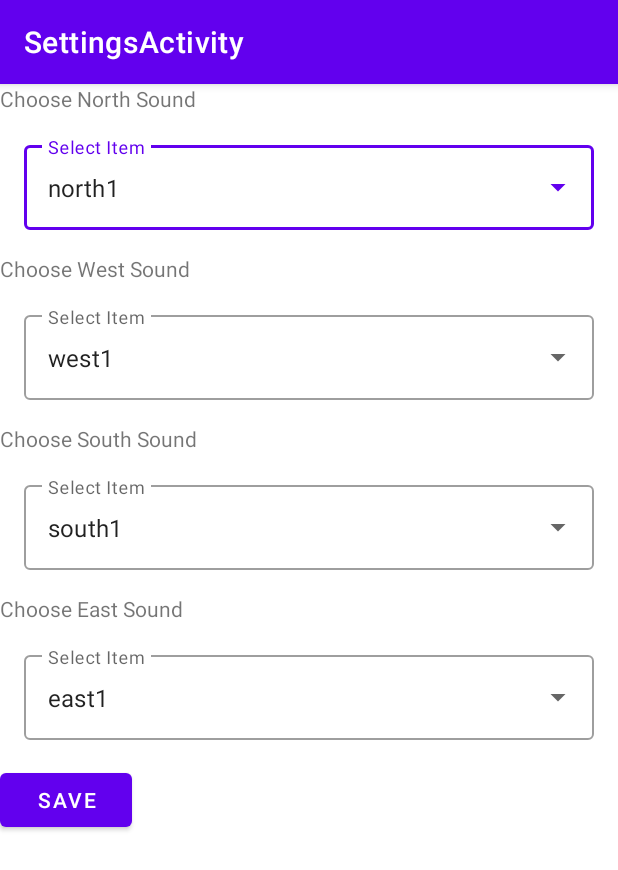
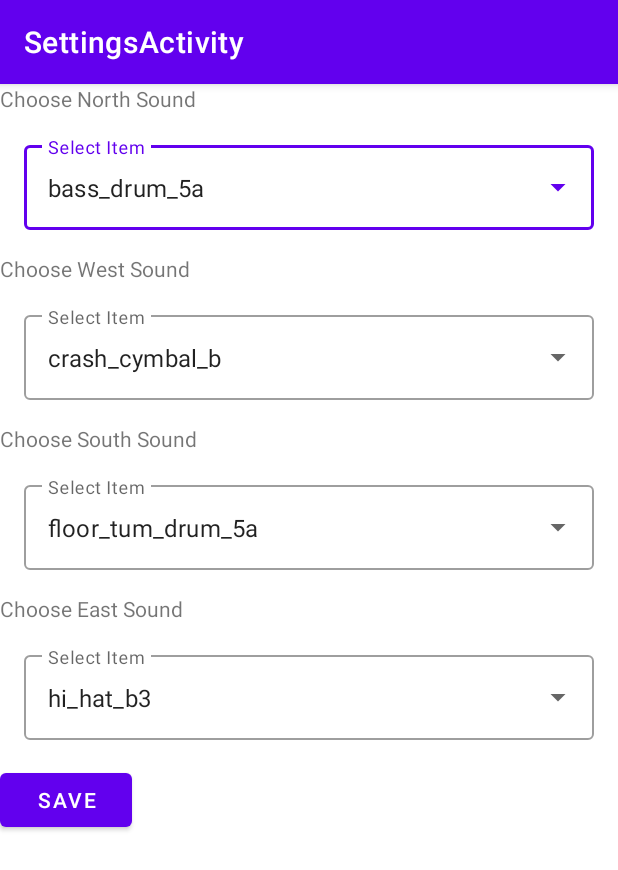
Before and after one commit to Safeheaded/kotlin-air-drums, an Android app: the screen it shows after launch (SettingsActivity), after a tap on "GO TO SETTINGS", on a phone screen of 412 x 824 dp. Shown: the top 870 px of the screen. Run offline under Robolectric (Android 15) with nearby library versions, the light colour scheme and no system bars.

Commit message:
Changing sounds works

```diff
--- a/app/src/main/java/com/example/airdrums/MainActivity.kt
+++ b/app/src/main/java/com/example/airdrums/MainActivity.kt
@@ -34,10 +34,14 @@ class MainActivity : AppCompatActivity(), SensorEventListener {
     private var mAccelerometerAbsolute : Sensor ?= null
     private var currDirection : String = "N"
     private var canChangeDrums = false
-    private var soundNorth = "north1"
-    private var soundWest = "west1"
-    private var soundSouth = "south1"
-    private var soundEast = "east1"
+    private var soundNorth = "bass_drum_5a"
+    private var soundWest = "crash_cymbal_b"
+    private var soundSouth = "floor_tum_drum_5a"
+    private var soundEast = "hi_hat_b3"
+    private var actualSoundN = R.raw.bass_drum_5a
+    private var actualSoundW = R.raw.crash_cymbal_b
+    private var actualSoundS = R.raw.floor_tum_drum_5a
+    private var actualSoundE = R.raw.hi_hat_b3
 
 
     override fun onCreate(savedInstanceState: Bundle?) {
@@ -67,6 +71,11 @@ class MainActivity : AppCompatActivity(), SensorEventListener {
             soundEast = soundE
         }
 
+        actualSoundN = setActualSound(soundNorth)
+        actualSoundW = setActualSound(soundWest)
+        actualSoundS = setActualSound(soundSouth)
+        actualSoundE = setActualSound(soundEast)
+
         val goToSettingsButton = findViewById<Button>(R.id.go_to_settings)
         goToSettingsButton.setOnClickListener{
             val intent = Intent(this@MainActivity, SettingsActivity::class.java)
@@ -83,14 +92,28 @@ class MainActivity : AppCompatActivity(), SensorEventListener {
         mAccelerometer = mSensorManager.getDefaultSensor(Sensor.TYPE_LINEAR_ACCELERATION)
         mMagneticFieldSensor = mSensorManager.getDefaultSensor(Sensor.TYPE_MAGNETIC_FIELD)
         mAccelerometerAbsolute = mSensorManager.getDefaultSensor(Sensor.TYPE_ACCELEROMETER)
-        northPlayer = MediaPlayer.create(this, R.raw.tom_tom_drum_1)
-        southPlayer = MediaPlayer.create(this, R.raw.bass_drum_5a)
-        eastPlayer = MediaPlayer.create(this, R.raw.hi_hat_b3)
-        westPlayer = MediaPlayer.create(this, R.raw.snare_drum_2b)
+        northPlayer = MediaPlayer.create(this, actualSoundN)
+        southPlayer = MediaPlayer.create(this, actualSoundS)
+        eastPlayer = MediaPlayer.create(this, actualSoundE)
+        westPlayer = MediaPlayer.create(this, actualSoundW)
         northPlayer!!.isLooping = false
         southPlayer!!.isLooping = false
         eastPlayer!!.isLooping = false
         westPlayer!!.isLooping = false
+    }
+
+    private fun setActualSound(soundName: String): Int{
+        return when(soundName){
+            "bass_drum_5a" -> R.raw.bass_drum_5a
+            "crash_cymbal_b" -> R.raw.crash_cymbal_b
+            "floor_tum_drum_5a" -> R.raw.floor_tum_drum_5a
+            "hi_hat_b3" -> R.raw.hi_hat_b3
+            "medium_tum_drum_5a" -> R.raw.medium_tom_drum_7a
+            "snare_drum_2b" -> R.raw.snare_drum_2b
+            "snare_drum_3a" -> R.raw.snare_drum_3a
+            "tom_tom_drum_1" -> R.raw.tom_tom_drum_1
+            else -> R.raw.bass_drum_5a
+        }
     }
 
     override fun onSensorChanged(event: SensorEvent?) {
@@ -107,7 +130,7 @@ class MainActivity : AppCompatActivity(), SensorEventListener {
                     canPlay = false
                     if(currDirection == "N"){
                         if(northPlayer == null){
-                            northPlayer = MediaPlayer.create(this, R.raw.tom_tom_drum_1)
+                            northPlayer = MediaPlayer.create(this, actualSoundN)
                             northPlayer!!.isLooping = false
                         }
                         if(northPlayer!!.isPlaying){
@@ -118,7 +141,7 @@ class MainActivity : AppCompatActivity(), SensorEventListener {
                     }
                     else if (currDirection == "W"){
                         if(westPlayer == null){
-                            westPlayer = MediaPlayer.create(this, R.raw.snare_drum_2b)
+                            westPlayer = MediaPlayer.create(this, actualSoundW)
                             westPlayer!!.isLooping = false
                         }
                         if(westPlayer!!.isPlaying){
@@ -129,7 +152,7 @@ class MainActivity : AppCompatActivity(), SensorEventListener {
                     }
                     else if (currDirection == "E"){
                         if(eastPlayer == null){
-                            eastPlayer = MediaPlayer.create(this, R.raw.bass_drum_5a)
+                            eastPlayer = MediaPlayer.create(this, actualSoundE)
                             eastPlayer!!.isLooping = false
                         }
                         if(eastPlayer!!.isPlaying){
@@ -140,7 +163,7 @@ class MainActivity : AppCompatActivity(), SensorEventListener {
                     }
                     else if (currDirection == "S"){
                         if(southPlayer == null){
-                            southPlayer = MediaPlayer.create(this, R.raw.hi_hat_b3)
+                            southPlayer = MediaPlayer.create(this, actualSoundS)
                             southPlayer!!.isLooping = false
                         }
                         if(southPlayer!!.isPlaying){
--- a/app/src/main/java/com/example/airdrums/SettingsActivity.kt
+++ b/app/src/main/java/com/example/airdrums/SettingsActivity.kt
@@ -11,10 +11,10 @@ import androidx.appcompat.app.AppCompatActivity
 
 class SettingsActivity : AppCompatActivity() {
 
-    val northItems: Array<String> = arrayOf("north1", "north2", "north3", "north4")
-    val westItems: Array<String> = arrayOf("west1", "west2", "west3", "west4")
-    val southItems: Array<String> = arrayOf("south1", "south2", "south3", "south4")
-    val eastItems: Array<String> = arrayOf("east1", "east2", "east3", "east4")
+    val northItems: Array<String> = arrayOf("bass_drum_5a", "crash_cymbal_b", "floor_tum_drum_5a", "hi_hat_b3", "medium_tum_drum_5a", "snare_drum_2b", "snare_drum_3a", "tom_tom_drum_1")
+    val westItems: Array<String> = arrayOf("bass_drum_5a", "crash_cymbal_b", "floor_tum_drum_5a", "hi_hat_b3", "medium_tum_drum_5a", "snare_drum_2b", "snare_drum_3a", "tom_tom_drum_1")
+    val southItems: Array<String> = arrayOf("bass_drum_5a", "crash_cymbal_b", "floor_tum_drum_5a", "hi_hat_b3", "medium_tum_drum_5a", "snare_drum_2b", "snare_drum_3a", "tom_tom_drum_1")
+    val eastItems: Array<String> = arrayOf("bass_drum_5a", "crash_cymbal_b", "floor_tum_drum_5a", "hi_hat_b3", "medium_tum_drum_5a", "snare_drum_2b", "snare_drum_3a", "tom_tom_drum_1")
 
     private lateinit var autoCompleteTextViewNorth: AutoCompleteTextView
     private lateinit var autoCompleteTextViewWest: AutoCompleteTextView
```
Also changed, not shown: 4 other files.
